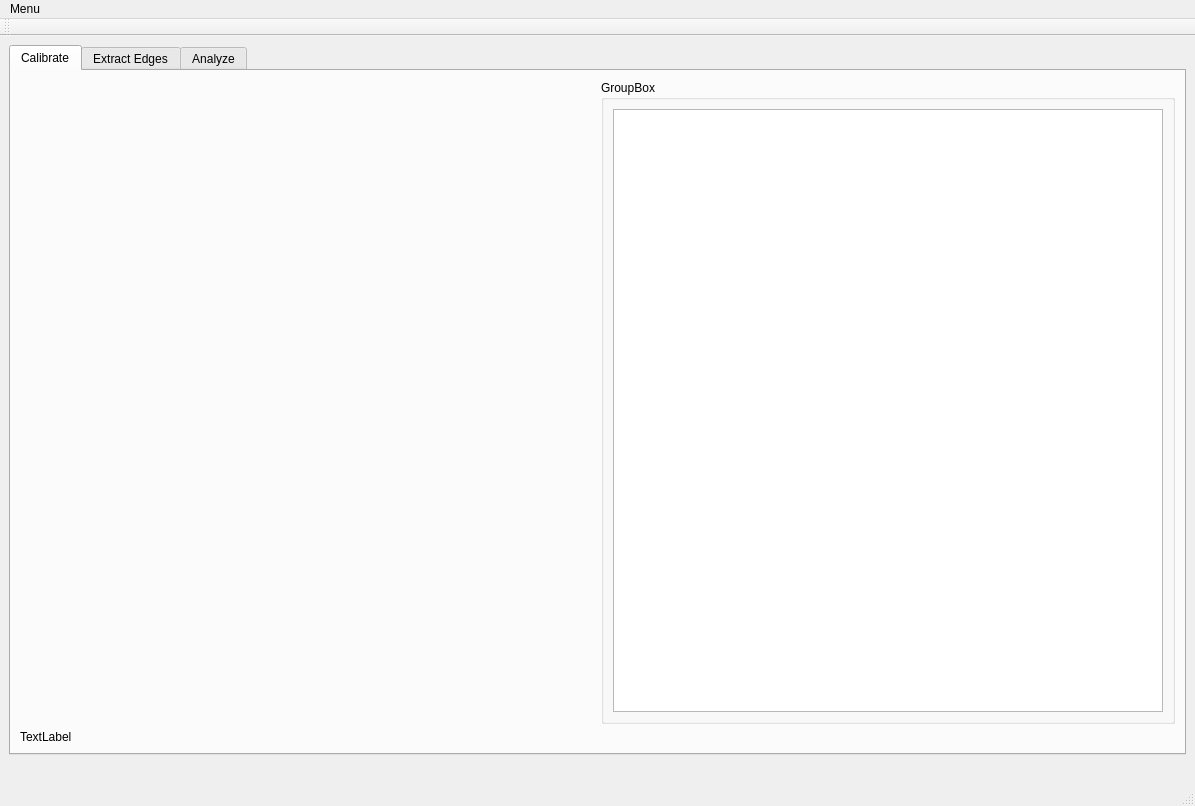
magnus-haw/arcjetCV, file arcjetCV/gui/arcjetCV.ui: the form before one commit.
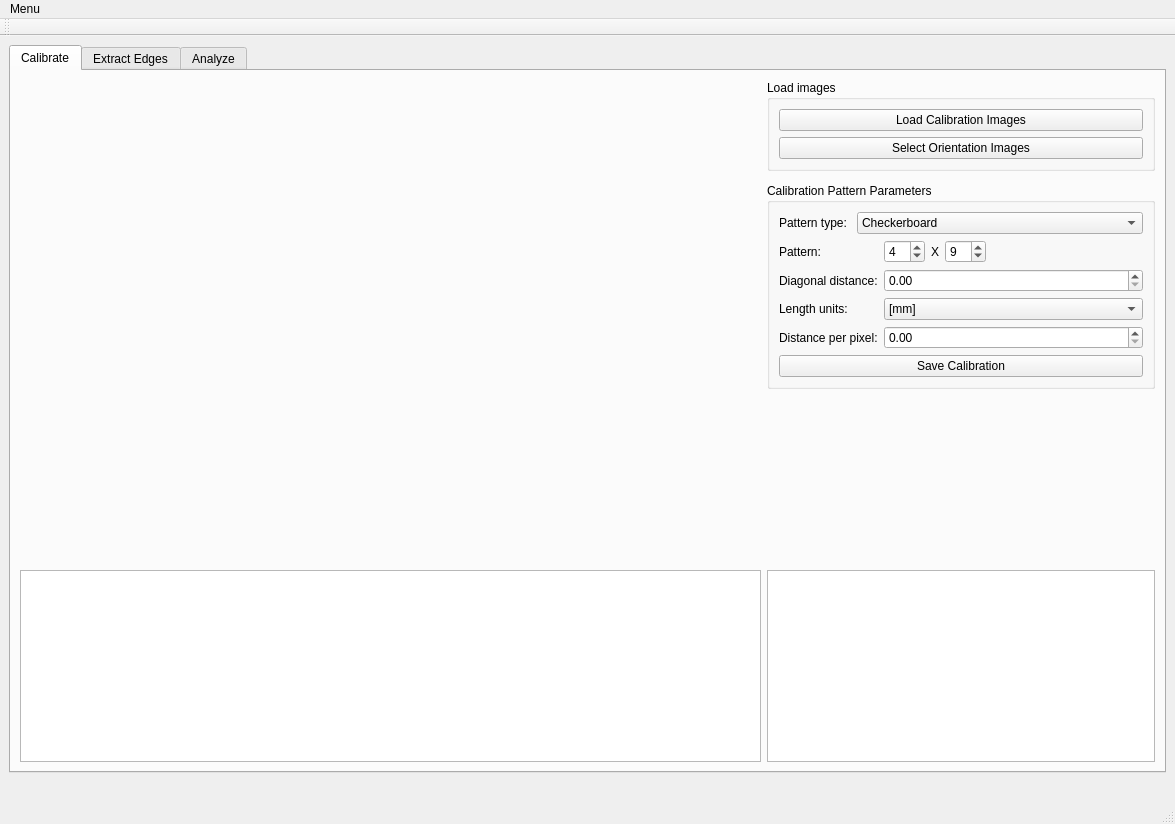
The form after the commit. The open tabs and pages were chosen to show the change.

Patch:
```diff
--- a/arcjetCV/gui/arcjetCV.ui
+++ b/arcjetCV/gui/arcjetCV.ui
@@ -6,8 +6,8 @@
    <rect>
     <x>0</x>
     <y>0</y>
-    <width>1195</width>
-    <height>806</height>
+    <width>1175</width>
+    <height>824</height>
    </rect>
   </property>
   <property name="windowTitle">
@@ -25,15 +25,31 @@
         <string>Calibrate</string>
        </attribute>
        <layout class="QGridLayout" name="gridLayout_4">
-        <item row="1" column="0">
-         <widget class="QLabel" name="label_22">
-          <property name="text">
-           <string>TextLabel</string>
+        <item row="5" column="1">
+         <widget class="QListView" name="listView_calibration_imgs">
+          <property name="sizePolicy">
+           <sizepolicy hsizetype="Minimum" vsizetype="Minimum">
+            <horstretch>0</horstretch>
+            <verstretch>0</verstretch>
+           </sizepolicy>
           </property>
          </widget>
         </item>
-        <item row="0" column="0">
-         <widget class="QWidget" name="widget" native="true">
+        <item row="4" column="2">
+         <spacer name="verticalSpacer_9">
+          <property name="orientation">
+           <enum>Qt::Vertical</enum>
+          </property>
+          <property name="sizeHint" stdset="0">
+           <size>
+            <width>20</width>
+            <height>40</height>
+           </size>
+          </property>
+         </spacer>
+        </item>
+        <item row="0" column="1" rowspan="5">
+         <widget class="QWidget" name="Window_view_img" native="true">
           <property name="sizePolicy">
            <sizepolicy hsizetype="Expanding" vsizetype="Expanding">
             <horstretch>0</horstretch>
@@ -42,20 +58,164 @@
           </property>
           <property name="minimumSize">
            <size>
-            <width>500</width>
+            <width>741</width>
             <height>200</height>
            </size>
           </property>
          </widget>
         </item>
-        <item row="0" column="1">
+        <item row="5" column="2">
+         <widget class="QTextBrowser" name="textBrowser_calibration_values"/>
+        </item>
+        <item row="3" column="2">
          <widget class="QGroupBox" name="groupBox_4">
+          <property name="minimumSize">
+           <size>
+            <width>300</width>
+            <height>0</height>
+           </size>
+          </property>
           <property name="title">
-           <string>GroupBox</string>
+           <string>Calibration Pattern Parameters</string>
           </property>
-          <layout class="QVBoxLayout" name="verticalLayout_11">
-           <item>
-            <widget class="QListView" name="listView"/>
+          <layout class="QGridLayout" name="gridLayout_9">
+           <item row="4" column="0" colspan="2">
+            <widget class="QLabel" name="label_23">
+             <property name="text">
+              <string>Distance per pixel:</string>
+             </property>
+            </widget>
+           </item>
+           <item row="1" column="5">
+            <spacer name="horizontalSpacer_2">
+             <property name="orientation">
+              <enum>Qt::Horizontal</enum>
+             </property>
+             <property name="sizeHint" stdset="0">
+              <size>
+               <width>40</width>
+               <height>20</height>
+              </size>
+             </property>
+            </spacer>
+           </item>
+           <item row="1" column="4">
+            <widget class="QSpinBox" name="spinBox_pattern_ny">
+             <property name="value">
+              <number>9</number>
+             </property>
+            </widget>
+           </item>
+           <item row="2" column="0" colspan="2">
+            <widget class="QLabel" name="label_diag_len">
+             <property name="text">
+              <string>Diagonal distance:</string>
+             </property>
+            </widget>
+           </item>
+           <item row="3" column="0" colspan="2">
+            <widget class="QLabel" name="label_24">
+             <property name="text">
+              <string>Length units:</string>
+             </property>
+            </widget>
+           </item>
+           <item row="1" column="2">
+            <widget class="QSpinBox" name="spinBox_pattern_nx">
+             <property name="value">
+              <number>4</number>
+             </property>
+            </widget>
+           </item>
+           <item row="1" column="0" colspan="2">
+            <widget class="QLabel" name="label_pattern_nxm">
+             <property name="text">
+              <string>Pattern:</string>
+             </property>
+            </widget>
+           </item>
+           <item row="1" column="3">
+            <widget class="QLabel" name="label_26">
+             <property name="text">
+              <string>X</string>
+             </property>
+            </widget>
+           </item>
+           <item row="0" column="0">
+            <widget class="QLabel" name="label_pattern_type">
+             <property name="text">
+              <string>Pattern type: </string>
+             </property>
+            </widget>
+           </item>
+           <item row="0" column="1" colspan="5">
+            <widget class="QComboBox" name="comboBox_pattern_type">
+             <item>
+              <property name="text">
+               <string>Checkerboard</string>
+              </property>
+             </item>
+             <item>
+              <property name="text">
+               <string>Asymmetric Dots</string>
+              </property>
+             </item>
+            </widget>
+           </item>
+           <item row="2" column="2" colspan="4">
+            <widget class="QDoubleSpinBox" name="doubleSpinBox_diag_len"/>
+           </item>
+           <item row="3" column="2" colspan="4">
+            <widget class="QComboBox" name="comboBox">
+             <item>
+              <property name="text">
+               <string>[mm]</string>
+              </property>
+             </item>
+             <item>
+              <property name="text">
+               <string>[in]</string>
+              </property>
+             </item>
+             <item>
+              <property name="text">
+               <string>[cm]</string>
+              </property>
+             </item>
+            </widget>
+           </item>
+           <item row="4" column="2" colspan="4">
+            <widget class="QDoubleSpinBox" name="doubleSpinBox"/>
+           </item>
+           <item row="6" column="0" colspan="6">
+            <widget class="QPushButton" name="pushButton_save_calib">
+             <property name="text">
+              <string>Save Calibration</string>
+             </property>
+            </widget>
+           </item>
+          </layout>
+         </widget>
+        </item>
+        <item row="0" column="2" rowspan="2">
+         <widget class="QGroupBox" name="groupBox_5">
+          <property name="title">
+           <string>Load images</string>
+          </property>
+          <layout class="QGridLayout" name="gridLayout_10">
+           <item row="0" column="0">
+            <widget class="QPushButton" name="pushButton">
+             <property name="text">
+              <string>Load Calibration Images</string>
+             </property>
+            </widget>
+           </item>
+           <item row="1" column="0">
+            <widget class="QPushButton" name="pushButton_2">
+             <property name="text">
+              <string>Select Orientation Images</string>
+             </property>
+            </widget>
            </item>
           </layout>
          </widget>
@@ -368,7 +528,7 @@
                    </widget>
                   </item>
                   <item row="2" column="0">
-                   <widget class="QPushButton" name="pushButton">
+                   <widget class="QPushButton" name="applyCrop">
                     <property name="text">
                      <string>Apply</string>
                     </property>
@@ -1247,7 +1407,7 @@
     <rect>
      <x>0</x>
      <y>0</y>
-     <width>1195</width>
+     <width>1175</width>
      <height>24</height>
     </rect>
    </property>
```
Left out of the diff: 298 changed lines with no effect on the pictures.
